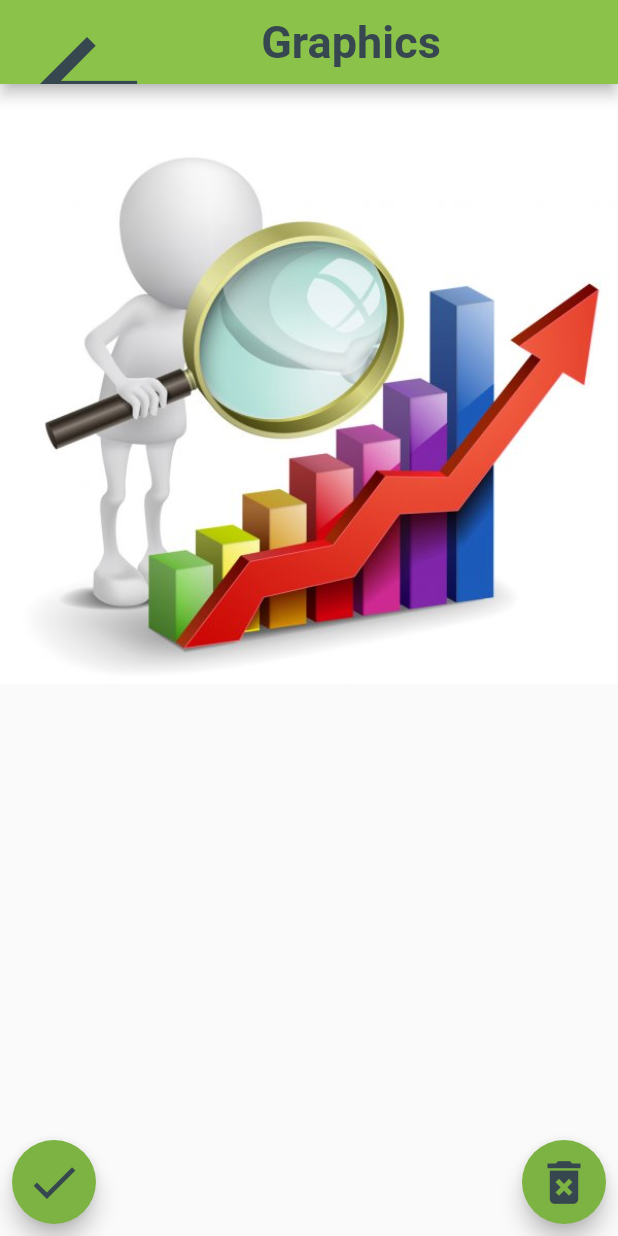
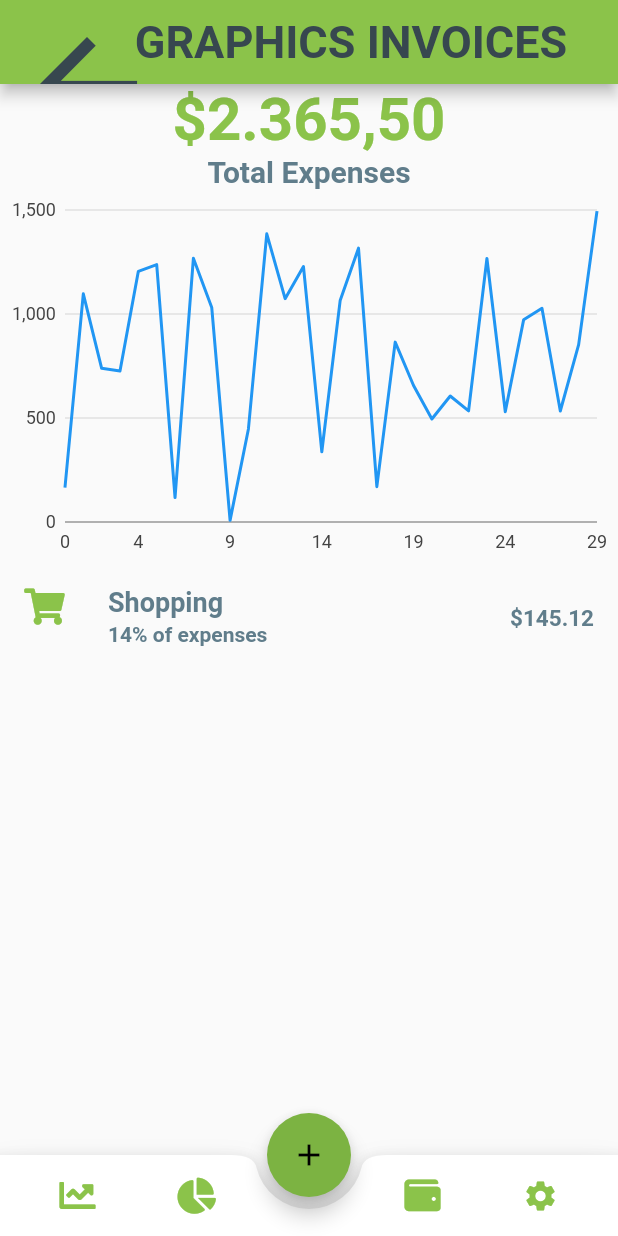
Before and after one commit to SilviaRoldan/flutter_accounting, a Flutter app: the Graphic screen opened by its route, after a tap on the "check" icon, on a phone screen of 412 x 824 dp. Run offline on Flutter 3.47's test engine with Material 2 defaults, Android fonts, the phone set to English and light mode, and no system bars; our stand-ins replace charts_flutter, font_awesome_flutter; Roboto replaces fonts that are missing (Hind, Montserrat).

Commit message:
graphics

```diff
--- /dev/null
+++ b/lib/graph_widget.dart
@@ -0,0 +1,92 @@
+import 'dart:math';
+
+import 'package:flutter/material.dart';
+import 'package:charts_flutter/flutter.dart';
+
+class GraphWidget extends StatefulWidget {
+  @override
+  _GraphWidgetState createState() => _GraphWidgetState();
+}
+
+class _GraphWidgetState extends State<GraphWidget> {
+  var data;
+
+
+  @override
+  void initState() {
+    super.initState();
+
+    var r = Random();
+    data = List<double>.generate(30, (i) => r.nextDouble() * 1500);
+  }
+
+  _onSelectionChanged(SelectionModel model) {
+    final selectedDatum = model.selectedDatum;
+
+    var time;
+    final measures = <String, double>{};
+
+    // We get the model that updated with a list of [SeriesDatum] which is
+    // simply a pair of series & datum.
+    //
+    // Walk the selection updating the measures map, storing off the sales and
+    // series name for each selection point.
+    if (selectedDatum.isNotEmpty) {
+      time = selectedDatum.first.datum;
+      selectedDatum.forEach((SeriesDatum datumPair) {
+        measures[datumPair.series.displayName] = datumPair.datum;
+      });
+    }
+
+    print(time);
+    print(measures);
+
+    // Request a build.
+    //setState(() {
+    //_time = time;
+    //_measures = measures;
+    //});
+  }
+
+  @override
+  Widget build(BuildContext context) {
+    List<Series<double, num>> series = [
+      Series<double, int>(
+        id: 'Gasto',
+        colorFn: (_, __) => MaterialPalette.blue.shadeDefault,
+        domainFn: (value, index) => index,
+        measureFn: (value, _) => value,
+        data: data,
+        strokeWidthPxFn: (_, __) => 4,
+      )
+    ];
+
+    return LineChart(series,
+      animate: false,
+      selectionModels: [
+        SelectionModelConfig(
+          type: SelectionModelType.info,
+          changedListener: _onSelectionChanged,
+        )
+      ],
+      domainAxis: NumericAxisSpec(
+          tickProviderSpec: StaticNumericTickProviderSpec(
+              [
+                TickSpec(0, label: '01'),
+                TickSpec(4, label: '05'),
+                TickSpec(9, label: '10'),
+                TickSpec(14, label: '15'),
+                TickSpec(19, label: '20'),
+                TickSpec(24, label: '25'),
+                TickSpec(29, label: '30'),
+              ]
+          )
+      ),
+      primaryMeasureAxis: NumericAxisSpec(
+        tickProviderSpec: BasicNumericTickProviderSpec(
+          desiredTickCount: 4,
+        ),
+      ),
+    );
+  }
+}
--- /dev/null
+++ b/lib/screens/graphic-invoices.dart
@@ -0,0 +1,137 @@
+import 'package:flutter/material.dart';
+import 'package:flutter/rendering.dart';
+import 'package:font_awesome_flutter/font_awesome_flutter.dart';
+import 'package:flutter_accounting/graph_widget.dart';
+
+
+class GraphicInvoices extends StatelessWidget {
+
+  Widget _bottonAction(IconData icon) {
+    return InkWell(
+      child: Padding(
+        padding: const EdgeInsets.all(15.0),
+        child: Icon(icon, color: Colors.lightGreen,),
+      ),
+      onTap: () {},
+    );
+  }
+
+  @override
+  Widget build(BuildContext context) {
+    return Scaffold(
+        appBar: AppBar(
+          backgroundColor: Colors.lightGreen,
+          title: Center(child: Text('GRAPHICS INVOICES',
+            style: TextStyle(
+              fontWeight: FontWeight.bold,
+              fontSize: 30.0,
+              color: Colors.blueGrey[800],
+            ),
+          ),
+          ),
+        ),
+        bottomNavigationBar: BottomAppBar(
+          notchMargin: 8.0,
+          shape: CircularNotchedRectangle(),
+          child: Row(
+            mainAxisSize: MainAxisSize.max,
+            mainAxisAlignment: MainAxisAlignment.spaceEvenly,
+            children: <Widget>[
+              _bottonAction(FontAwesomeIcons.chartLine,),
+              _bottonAction(FontAwesomeIcons.chartPie),
+              SizedBox(width: 48.0),
+              _bottonAction(FontAwesomeIcons.wallet),
+              _bottonAction(Icons.settings,),
+            ],
+          ),
+        ),
+        floatingActionButtonLocation: FloatingActionButtonLocation.centerDocked,
+        floatingActionButton: FloatingActionButton(
+            child: Icon(Icons.add),
+            onPressed: () {}
+        ),
+        body: _body()
+    );
+  }
+
+
+  Widget _body() {
+    return SafeArea(
+        child: Column(
+          children: <Widget>[
+            _selector(),
+            _expenses(),
+            _graph(),
+            _list(),
+          ],
+        )
+    );
+  }
+
+  Widget _selector() => Container();
+
+  Widget _expenses() {
+    return Column(
+      children: <Widget>[
+        Text('\$2.365,50',
+         style: TextStyle (
+           fontWeight: FontWeight.bold,
+           fontSize: 40.0,
+           color: Colors.lightGreen
+         ),
+        ),
+        Text('Total Expenses',
+          style: TextStyle (
+              fontWeight: FontWeight.bold,
+              fontSize: 20.0,
+              color: Colors.blueGrey,
+          ),
+        ),
+
+      ],
+    );
+  }
+
+  Widget _graph() {
+    return Container(
+      height: 250.0,
+        child: GraphWidget(),
+    );
+  }
+
+  Widget _item (IconData icon, String name, int percent, double value) {
+    return ListTile (
+      leading: Icon (icon, color: Colors.lightGreen,),
+      title: Text(name,
+        style: TextStyle (
+          fontWeight: FontWeight.bold,
+          fontSize: 18.0,
+          color: Colors.blueGrey,
+        ),
+      ),
+      subtitle: Text('$percent% of expenses',
+        style: TextStyle (
+          fontWeight: FontWeight.bold,
+          color: Colors.blueGrey,
+        ),
+      ),
+      trailing: Text('\$$value',
+        style: TextStyle (
+          fontWeight: FontWeight.bold,
+          fontSize: 15.0,
+          color: Colors.blueGrey,
+        ),
+      ),
+    );
+  }
+
+  Widget _list() {
+    return Expanded(
+        child: ListView (
+          children: <Widget>[
+            _item(FontAwesomeIcons.shoppingCart, 'Shopping', 14, 145.12),
+          ],
+        ),
+    );
+  }
+}
--- a/lib/screens/graphic.dart
+++ b/lib/screens/graphic.dart
@@ -26,7 +26,7 @@ class Graphic extends StatelessWidget {
         child: Column(
 
           children: [
-            Image.asset('images/graphic2.jpg', width: 500, height: 400, fit: BoxFit.cover,),
+            Image.asset('images/pinta-grafico.jpg', width: 500, height: 400, fit: BoxFit.cover,),
 
           ],
         ),
@@ -41,7 +41,9 @@ class Graphic extends StatelessWidget {
           children: <Widget>[
             FloatingActionButton(
               heroTag: '1',
-              onPressed: () {},
+              onPressed: () => Navigator.pushNamedAndRemoveUntil(
+                  context,
+                  Routes.PATH_GRAPHIC_INVOICES, (route) => route.settings.name == '/'),
               child: Icon(Icons.check, color:Colors.blueGrey[800],size: 38.0),
             ),
             FloatingActionButton(
--- a/lib/screens/routes.dart
+++ b/lib/screens/routes.dart
@@ -1,11 +1,13 @@
 import 'package:flutter_accounting/screens/clients.dart';
 import 'package:flutter_accounting/screens/form-Clients.dart';
 import 'package:flutter_accounting/screens/formSuppliers.dart';
+import 'package:flutter_accounting/screens/graphic-invoices.dart';
 import 'package:flutter_accounting/screens/home.dart';
 import 'package:flutter_accounting/screens/suppliers.dart';
 import 'package:flutter_accounting/screens/invoices.dart';
 import 'package:flutter_accounting/screens/expensive.dart';
 import 'package:flutter_accounting/screens/graphic.dart';
+import 'package:flutter_accounting/screens/graphic-invoices.dart';
 import 'package:flutter_accounting/screens/form-Login.dart';
 import 'package:flutter_accounting/screens/form-register.dart';
 import 'package:flutter_accounting/screens/form-Invoices.dart';
@@ -19,6 +21,7 @@ class Routes {
   static const PATH_INVOICES = '/invoices';
   static const PATH_EXPENSIVE = '/expensive';
   static const PATH_GRAPHIC = '/graphic';
+  static const PATH_GRAPHIC_INVOICES = '/graphic-invoices';
   static const PATH_FORM_CLIENTS = '/formClients';
   static const PATH_FORM_SUPPLIERS = '/formSuppliers';
   static const PATH_FORM_LOGIN = '/formLogin';
@@ -34,6 +37,7 @@ class Routes {
     PATH_INVOICES: (context) => Invoices(),
     PATH_EXPENSIVE: (context) => Expensive(),
     PATH_GRAPHIC: (context) => Graphic(),
+    PATH_GRAPHIC_INVOICES: (context) => GraphicInvoices(),
     PATH_FORM_CLIENTS : (context) => FormClients(),
     PATH_FORM_SUPPLIERS : (context) => FormSuppliers(),
     PATH_FORM_LOGIN : (context) => FormLogin(),
--- a/pubspec.yaml
+++ b/pubspec.yaml
@@ -23,6 +23,9 @@ environment:
 dependencies:
   flutter:
     sdk: flutter
+
+  charts_flutter: ^0.6.0
+  font_awesome_flutter: ^8.4.0
 
 
   # The following adds the Cupertino Icons font to your application.
```
Also changed, not shown: images/computer.png (added), images/pinta-grafico.jpg (added), pubspec.lock.
